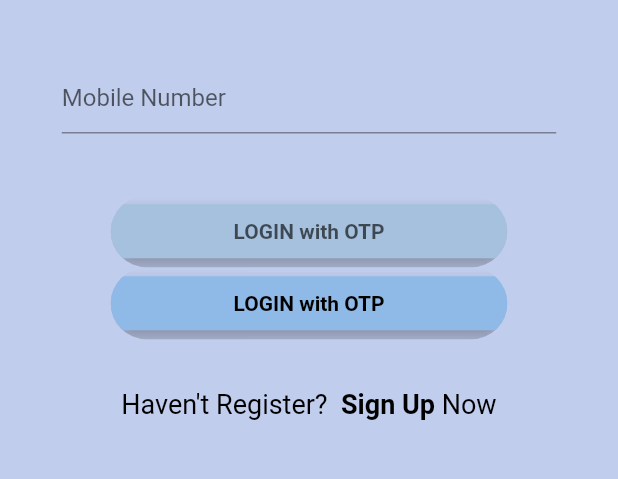
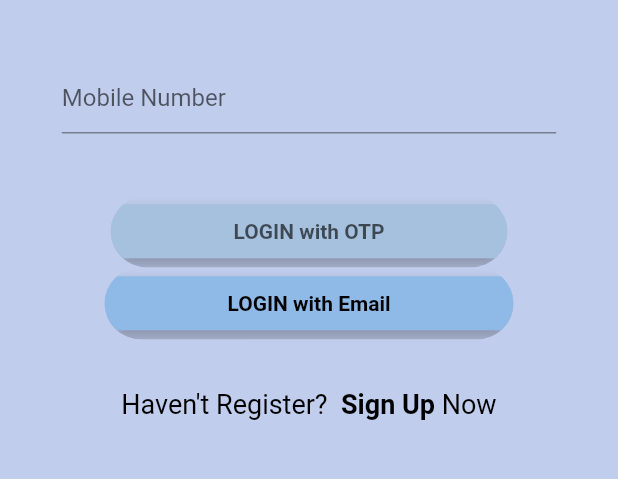
Before and after one commit to bakhadher852/Date_Alkhair_FYP, a Flutter app: the screen it shows after launch, on a phone screen of 412 x 824 dp, the part 423-902 px from its top. Run offline on Flutter 3.47's test engine with Material 2 defaults, Android fonts, the phone set to English and light mode, and no system bars; our stand-ins replace image_picker.

Commit message:
cleaning code

```diff
--- a/lib/screen/login.dart
+++ b/lib/screen/login.dart
@@ -3,7 +3,7 @@ import 'package:flutter/gestures.dart';
 import 'package:flutter/material.dart';
 
 class Login extends StatefulWidget {
-  const Login({super.key});
+  Login({super.key});
 
   @override
   State<Login> createState() => _LoginState();
@@ -13,9 +13,16 @@ class _LoginState extends State<Login> {
   @override
   @override
   Widget build(BuildContext context) {
-    var AppbarHeight = AppBar().preferredSize.height;
     final height = MediaQuery.of(context).size.height;
     final width = MediaQuery.of(context).size.width;
+    //short cut
+    buildTitleText(String text) => Text(
+          text,
+          style: const TextStyle(
+              fontWeight: FontWeight.bold,
+              fontSize: 40,
+              color: Color.fromARGB(206, 33, 149, 243)),
+        );
     return Stack(children: [
       Scaffold(
           appBar: AppBar(
@@ -35,21 +42,9 @@ class _LoginState extends State<Login> {
                   ),
                   Padding(
                     padding: EdgeInsets.only(left: width * 0.17),
-                    child: const Text(
-                      'DATA',
-                      style: TextStyle(
-                          fontWeight: FontWeight.bold,
-                          fontSize: 40,
-                          color: Color.fromARGB(206, 33, 149, 243)),
-                    ),
+                    child: buildTitleText('DATA'),
                   ),
-                  const Text(
-                    'Al-Khair',
-                    style: TextStyle(
-                        fontWeight: FontWeight.bold,
-                        fontSize: 40,
-                        color: Color.fromARGB(206, 33, 149, 243)),
-                  ),
+                  buildTitleText('Al-Khair'),
                   Padding(
                     padding: EdgeInsets.all(width * 0.10),
                     child: const TextField(
@@ -62,7 +57,8 @@ class _LoginState extends State<Login> {
                     borderRadius: BorderRadius.circular(100),
                     child: ElevatedButton(
                       style: ElevatedButton.styleFrom(
-                          backgroundColor: Color.fromARGB(255, 166, 193, 222),
+                          backgroundColor:
+                              const Color.fromARGB(255, 166, 193, 222),
                           elevation: 7),
                       onPressed: () {},
                       child: Padding(
@@ -78,12 +74,13 @@ class _LoginState extends State<Login> {
                     borderRadius: BorderRadius.circular(100),
                     child: ElevatedButton(
                       style: ElevatedButton.styleFrom(
-                          backgroundColor: Color.fromARGB(255, 143, 185, 230),
+                          backgroundColor:
+                              const Color.fromARGB(255, 143, 185, 230),
                           elevation: 7),
                       onPressed: () {},
                       child: Padding(
                         padding: EdgeInsets.symmetric(horizontal: width * 0.16),
-                        child: const Text('LOGIN with OTP',
+                        child: const Text('LOGIN with Email',
                             style: TextStyle(
                                 color: Colors.black,
                                 fontWeight: FontWeight.bold)),
@@ -95,15 +92,17 @@ class _LoginState extends State<Login> {
                     child: RichText(
                       text: TextSpan(
                         text: "Haven't Register? ",
-                        style: TextStyle(color: Colors.black, fontSize: 18),
+                        style:
+                            const TextStyle(color: Colors.black, fontSize: 18),
                         children: <TextSpan>[
                           TextSpan(
                               text: ' Sign Up',
-                              style: TextStyle(fontWeight: FontWeight.bold),
+                              style:
+                                  const TextStyle(fontWeight: FontWeight.bold),
                               recognizer: TapGestureRecognizer()
                                 ..onTap = () => Navigator.of(context)
                                     .pushNamed(SignUp.RouteName)),
-                          TextSpan(text: ' Now', style: TextStyle()),
+                          const TextSpan(text: ' Now', style: TextStyle()),
                         ],
                       ),
                     ),
```
